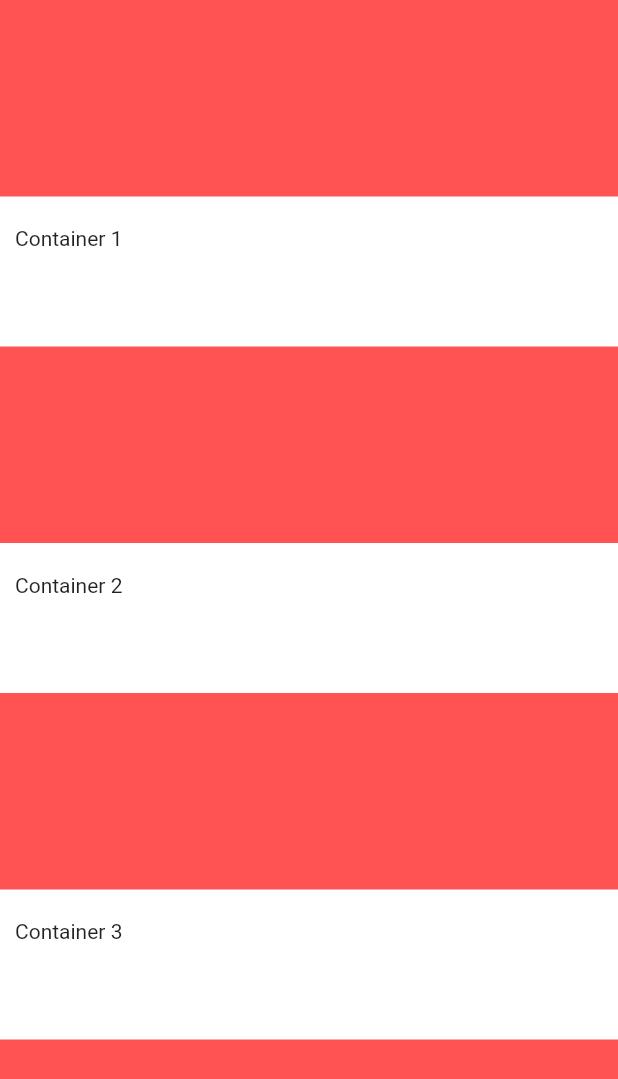
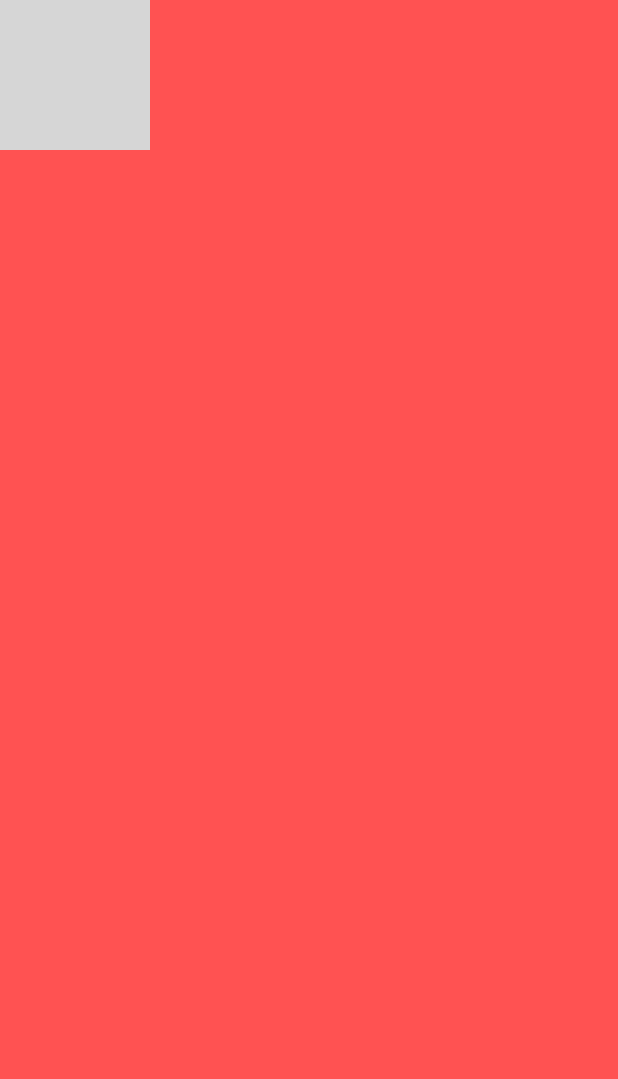
Before and after one commit to tddyer/biz-me, a Flutter app: the screen it shows after launch, on a phone screen of 412 x 824 dp. Shown: the top 1079 px of the screen. Run offline on Flutter 3.47's test engine with Material 2 defaults, Android fonts, the phone set to English and light mode, and no system bars; statements that could not run were skipped; grey boxes are pictures that could not be loaded.

Commit message:
added images asset directory with headshot photo inside as well as updated pubspec

```diff
--- a/lib/main.dart
+++ b/lib/main.dart
@@ -12,29 +12,10 @@ class MyApp extends StatelessWidget {
         backgroundColor: Colors.redAccent[200],
         body: SafeArea(
           child: Column(
-            mainAxisAlignment: MainAxisAlignment.spaceEvenly,
-            crossAxisAlignment: CrossAxisAlignment.stretch,
             children: <Widget>[
-              Container(
-                height: 100.0,
-                width: 200.0,
-                padding: EdgeInsets.symmetric(vertical: 20, horizontal: 10),
-                color: Colors.white,
-                child: Text('Container 1'),
-              ),
-              Container(
-                height: 100.0,
-                width: 200.0,
-                padding: EdgeInsets.symmetric(vertical: 20, horizontal: 10),
-                color: Colors.white,
-                child: Text('Container 2'),
-              ),
-              Container(
-                height: 100.0,
-                width: 200.0,
-                padding: EdgeInsets.symmetric(vertical: 20, horizontal: 10),
-                color: Colors.white,
-                child: Text('Container 3'),
+              CircleAvatar(
+                radius: 50.0,
+                backgroundImage: AssetImage(),
               ),
             ],
           ),
```
Also changed, not shown: pubspec.yaml (+2 -53 lines), images/td_headshot.jpg (added).
